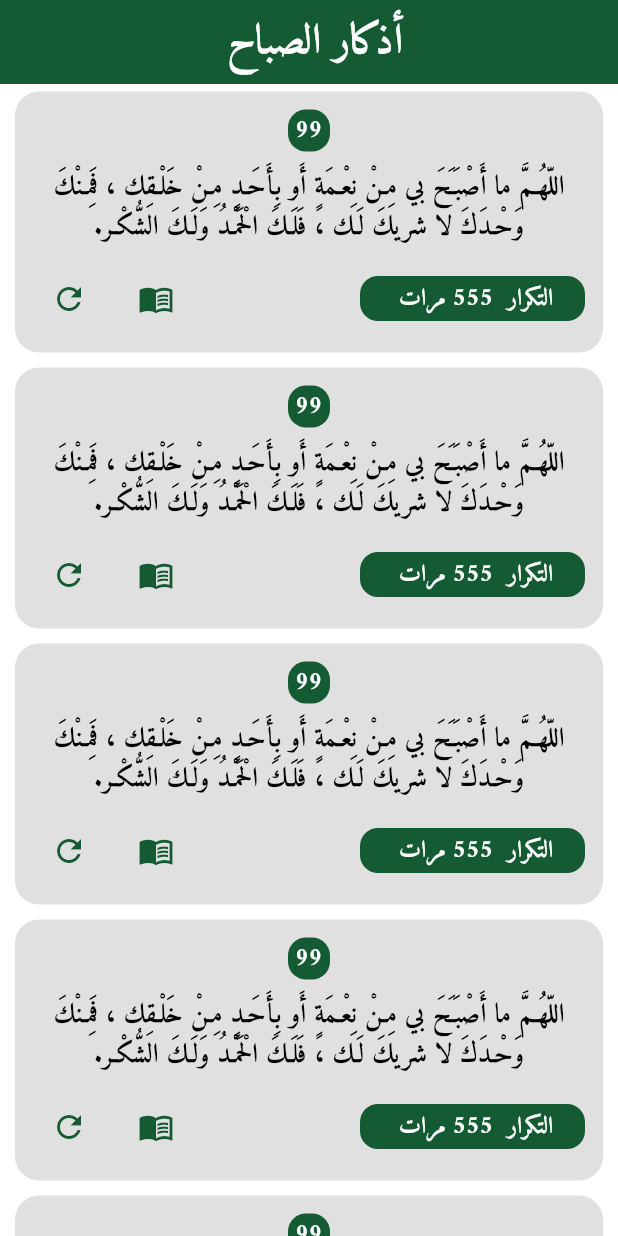
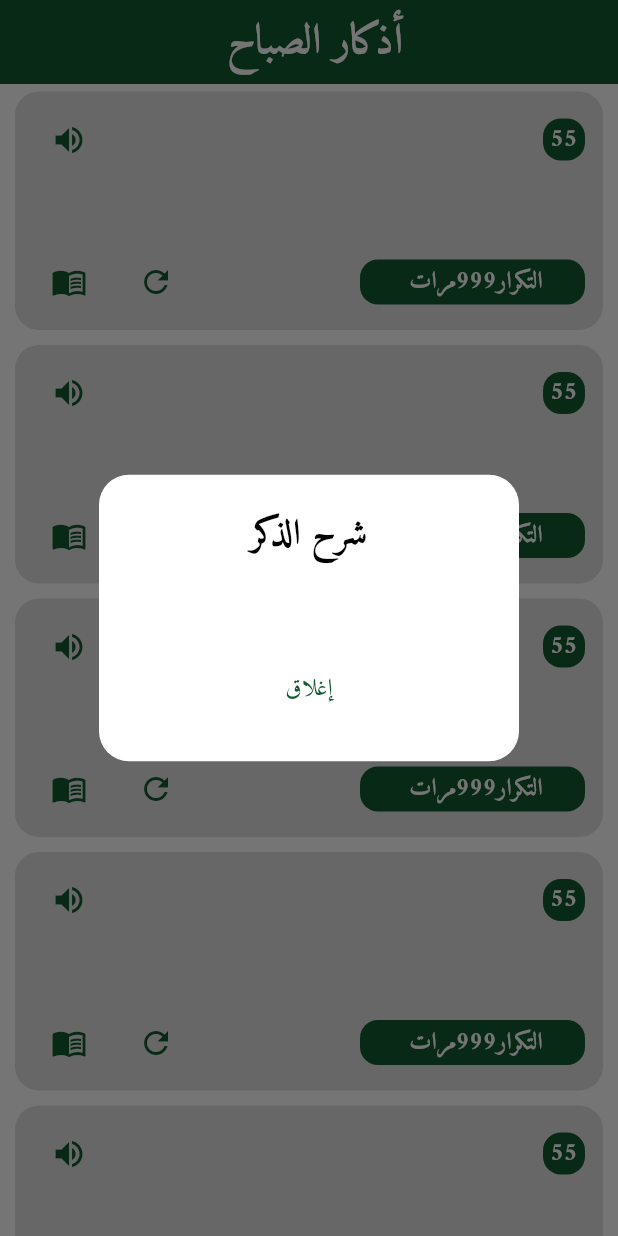
Before and after one commit to hassannwesh/al_rafiq_app, a Flutter app: the AzkarDetailsView screen opened by its route, after a tap on the "menu book" icon, on a phone screen of 412 x 824 dp. Run offline on Flutter 3.47's test engine with Material 3 defaults, Android fonts, the phone set to English and light mode, and no system bars; our stand-ins replace go_router.

Commit message:
Remove evening azkar view and related dataو update zkar card and  creat zkar explanation dialog

```diff
--- a/lib/core/utils/app_router.dart
+++ b/lib/core/utils/app_router.dart
@@ -1,5 +1,4 @@
 import 'package:al_rafiq/feature/home/presentation/views/Sections/views/azkar_view.dart';
-import 'package:al_rafiq/feature/home/presentation/views/Sections/views/evening_azkar_view.dart';
 import 'package:al_rafiq/feature/home/presentation/views/Sections/views/azkar_details_view.dart';
 import 'package:al_rafiq/feature/home/presentation/views/home_view.dart';
 import 'package:al_rafiq/feature/splash/presentation/views/widgets/splash_view.dart';
@@ -38,12 +37,7 @@ abstract class AppRouter {
           return const AzkarDetailsView();
         },
       ),
-      GoRoute(
-        path: kEveningAzkar,
-        builder: (context, GoRouterState state) {
-          return const EveningAzkarView();
-        },
-      ),
+
     ],
   );
 }
--- a/lib/feature/home/presentation/views/Sections/views/widgets/azkar_details_view_body.dart
+++ b/lib/feature/home/presentation/views/Sections/views/widgets/azkar_details_view_body.dart
@@ -11,7 +11,14 @@ class AzkarDetailsViewBody extends StatelessWidget {
       itemBuilder: (context, index) {
         return Padding(
           padding: EdgeInsets.symmetric(horizontal: 10, vertical: 5),
-          child: SizedBox(child: ZkarCard()),
+          child: SizedBox(
+            child: ZkarCard(
+              zkarText: '',
+              explanationZkar: '',
+              zkarNum: '55',
+              numOfRepetitions: '999',
+            ),
+          ),
         );
       },
     );
--- a/lib/feature/home/presentation/views/Sections/views/widgets/zkar_card.dart
+++ b/lib/feature/home/presentation/views/Sections/views/widgets/zkar_card.dart
@@ -1,8 +1,18 @@
+import 'package:al_rafiq/feature/home/presentation/views/Sections/views/widgets/zkar_explanation_dialog.dart';
 import 'package:flutter/material.dart';
 
 class ZkarCard extends StatelessWidget {
-  const ZkarCard({super.key});
-
+  const ZkarCard({
+    super.key,
+    required this.zkarText,
+    required this.explanationZkar,
+    required this.zkarNum,
+    required this.numOfRepetitions,
+  });
+  final String zkarText;
+  final String explanationZkar;
+  final String zkarNum;
+  final String numOfRepetitions;
   @override
   Widget build(BuildContext context) {
     return Container(
@@ -14,9 +24,11 @@ class ZkarCard extends StatelessWidget {
         borderRadius: BorderRadius.circular(16),
         onTap: () {},
         child: Padding(
-          padding: const EdgeInsets.symmetric(horizontal: 12, vertical: 12),
+          padding: const EdgeInsets.symmetric(horizontal: 12, vertical: 8),
           child: Column(
             crossAxisAlignment: CrossAxisAlignment.center,
+            children: [
+              Row(
                 children: [
                   Container(
                     alignment: Alignment.center,
@@ -26,8 +38,9 @@ class ZkarCard extends StatelessWidget {
                       borderRadius: BorderRadius.circular(12),
                       color: Theme.of(context).primaryColor,
                     ),
+
                     child: Text(
-                  '99',
+                      zkarNum,
                       style: Theme.of(context).textTheme.bodyLarge?.copyWith(
                         fontSize: 16,
                         color: Colors.white,
@@ -35,9 +48,19 @@ class ZkarCard extends StatelessWidget {
                       ),
                     ),
                   ),
+                  Spacer(),
+                  IconButton(
+                    onPressed: () {},
+                    icon: Icon(
+                      Icons.volume_up,
+                      color: Theme.of(context).primaryColor,
+                    ),
+                  ),
+                ],
+              ),
               const SizedBox(height: 10),
               Text(
-                'اللّهُـمَّ ما أَصْبَـَحَ بي مِـنْ نِعْـمَةٍ أَو بِأَحَـدٍ مِـنْ خَلْـقِك ، فَمِـنْكَ وَحْـدَكَ لا شريكَ لَـك ، فَلَـكَ الْحَمْـدُ وَلَـكَ الشُّكْـر.',
+                zkarText,
                 textAlign: TextAlign.center,
                 style: Theme.of(context).textTheme.bodyLarge?.copyWith(
                   fontSize: 18,
@@ -57,7 +80,7 @@ class ZkarCard extends StatelessWidget {
                       color: Theme.of(context).primaryColor,
                     ),
                     child: Text(
-                      'التكرار  555 مرات ',
+                      'التكرار${numOfRepetitions}مرات ',
                       style: Theme.of(context).textTheme.bodyLarge?.copyWith(
                         fontSize: 16,
                         color: Colors.white,
@@ -69,15 +92,23 @@ class ZkarCard extends StatelessWidget {
                   IconButton(
                     onPressed: () {},
                     icon: Icon(
-                      Icons.menu_book,
+                      Icons.refresh,
                       color: Theme.of(context).primaryColor,
                     ),
                   ),
+
                   const SizedBox(width: 10),
                   IconButton(
-                    onPressed: () {},
+                    onPressed: () {
+                      showDialog(
+                        context: context,
+                        builder: (context) => ZkarExplanationDialog(
+                          explanationZkar: explanationZkar,
+                        ),
+                      );
+                    },
                     icon: Icon(
-                      Icons.refresh,
+                      Icons.menu_book,
                       color: Theme.of(context).primaryColor,
                     ),
                   ),
--- /dev/null
+++ b/lib/feature/home/presentation/views/Sections/views/widgets/zkar_explanation_dialog.dart
@@ -0,0 +1,34 @@
+import 'package:flutter/material.dart';
+
+class ZkarExplanationDialog extends StatelessWidget {
+  const ZkarExplanationDialog({super.key, required this.explanationZkar});
+
+  final String explanationZkar; // فضل الذكر أو الشرح
+
+  @override
+  Widget build(BuildContext context) {
+    return AlertDialog(
+      shape: RoundedRectangleBorder(borderRadius: BorderRadius.circular(20)),
+      title: const Text(
+        'شرح الذكر',
+        textAlign: TextAlign.center,
+        style: TextStyle(fontWeight: FontWeight.bold),
+      ),
+      content: SingleChildScrollView(
+        child: Text(
+          explanationZkar,
+          textAlign: TextAlign.center,
+          style: const TextStyle(fontSize: 16),
+        ),
+      ),
+      actions: [
+        Center(
+          child: TextButton(
+            onPressed: () => Navigator.pop(context),
+            child: const Text('إغلاق', style: TextStyle(fontSize: 16)),
+          ),
+        ),
+      ],
+    );
+  }
+}
```
Also changed, not shown: assets/data/azkar.json (deleted, +0 -56 lines), assets/data/morning_azkar.json (added, +67 -0 lines), lib/feature/home/presentation/views/Sections/views/evening_azkar_view.dart (deleted, +0 -10 lines). Lines whose indentation alone changed are shown as unchanged.
